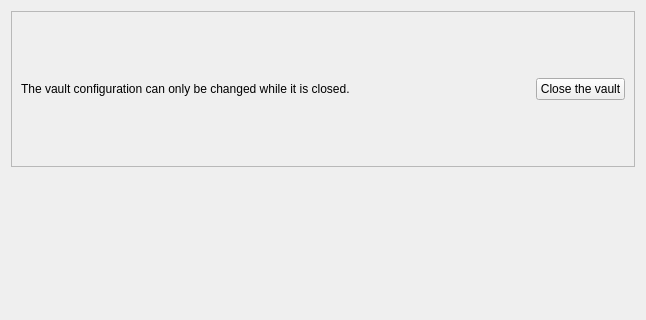
Above: kded/ui/vaultconfigurationdialog.ui from KDE/plasma-vault before the change; both pictures show x 0 to 646 and y 0 to 320 of the 646 by 529 pixel window. Below: the same form after it.
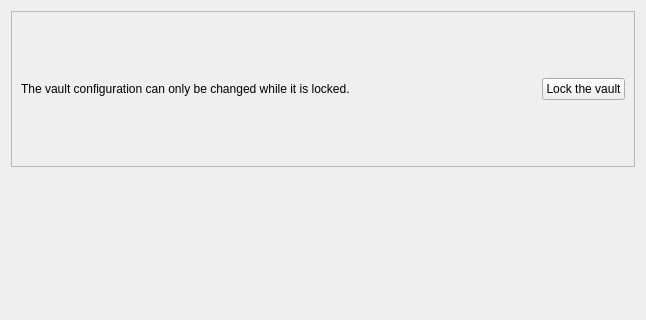
That is the form after the change. Icons and pictures are not drawn. Custom widgets are drawn as their Qt base class.

Commit message:
Use consistent "lock" and "unlock" terminology everywhere in the UI
Any code reformatting came from clang-format, not me.

FIXED-IN: 6.6.0

```diff
--- a/kded/ui/vaultconfigurationdialog.ui
+++ b/kded/ui/vaultconfigurationdialog.ui
@@ -34,7 +34,7 @@
       <item>
        <widget class="QLabel" name="label">
         <property name="text">
-         <string>The vault configuration can only be changed while it is closed.</string>
+         <string>The vault configuration can only be changed while it is locked.</string>
         </property>
        </widget>
       </item>
@@ -54,7 +54,7 @@
       <item>
        <widget class="QPushButton" name="buttonCloseVault">
         <property name="text">
-         <string>Close the vault</string>
+         <string>Lock the vault</string>
         </property>
        </widget>
       </item>
```
The commit also changes 8 other files.
